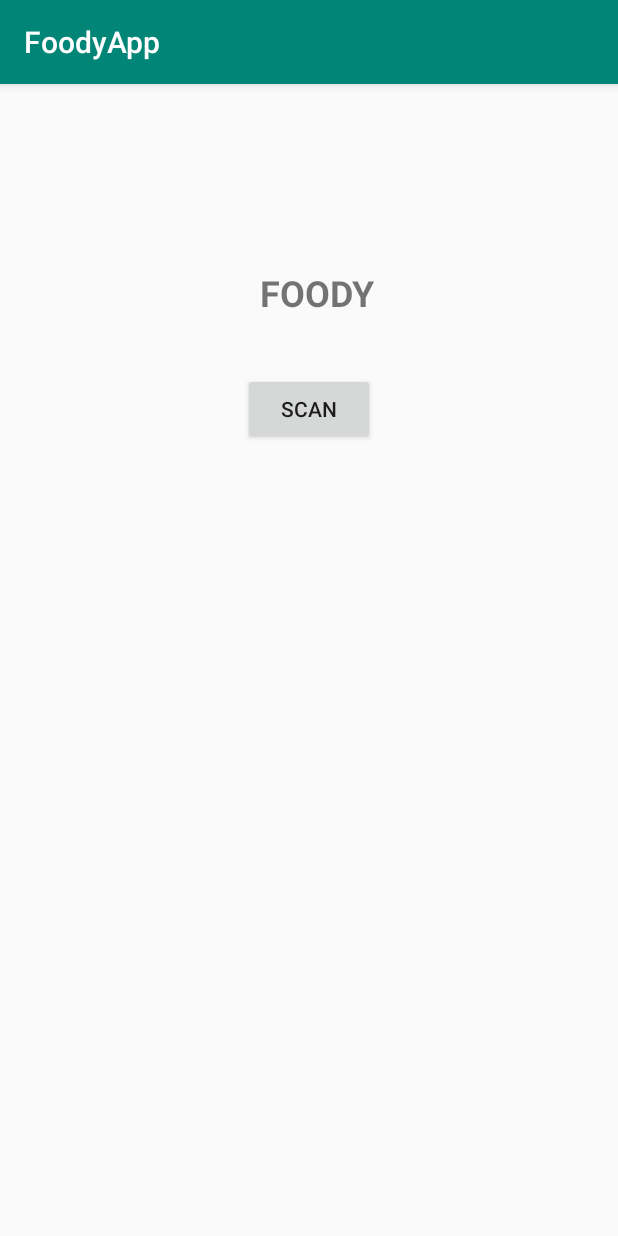
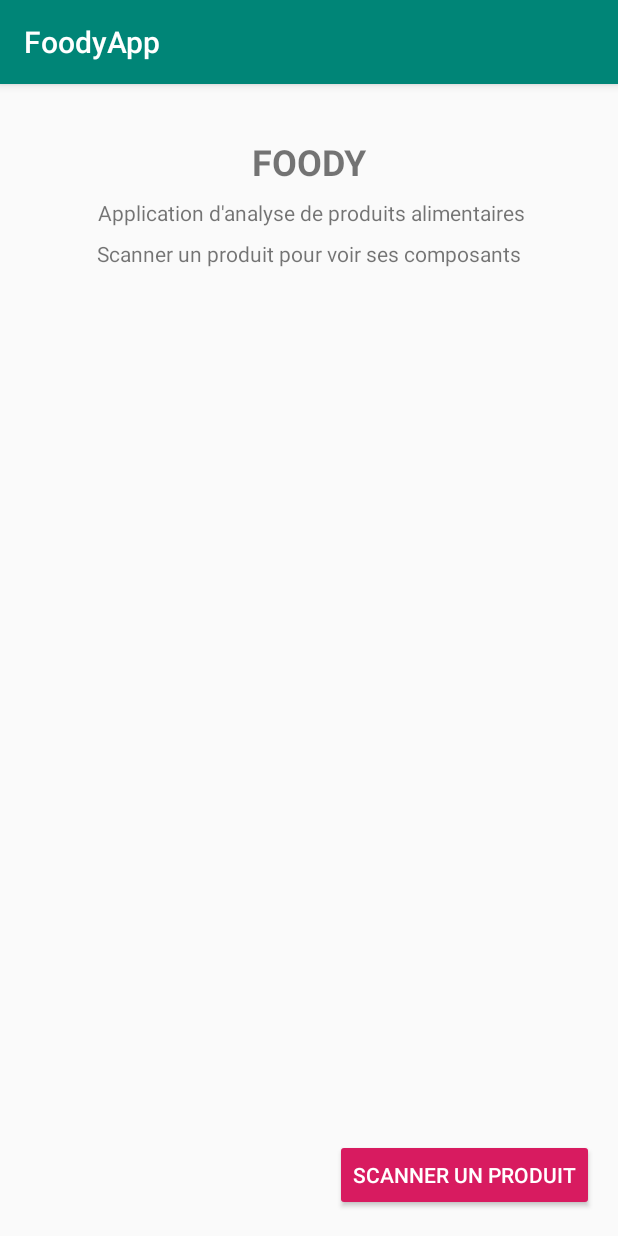
Before and after one commit to fahimbellili/ELIM_18-19_Foody, an Android app: the screen it shows after launch (MainActivity), on a phone screen of 412 x 824 dp. Run offline under Robolectric (Android 15) with nearby library versions, the phone set to English and light mode, and no system bars; libraries missing offline, so code that uses them is left out: com.google.zxing.integration.

Commit message:
Editing the main page

```diff
--- a/FoodyApp/app/build.gradle
+++ b/FoodyApp/app/build.gradle
@@ -29,4 +29,5 @@ dependencies {
     //Library for Code Scanner
     api 'com.google.zxing:core:3.3.2'
     api 'com.journeyapps:zxing-android-embedded:3.2.0@aar'
+    implementation 'com.android.support:design:27.1.1'
 }
--- a/FoodyApp/app/src/main/res/layout/activity_main.xml
+++ b/FoodyApp/app/src/main/res/layout/activity_main.xml
@@ -14,26 +14,27 @@
         android:textSize="24sp"
         android:textStyle="bold"
         app:layout_constraintBottom_toBottomOf="parent"
-        app:layout_constraintHorizontal_bias="0.517"
         app:layout_constraintLeft_toLeftOf="parent"
         app:layout_constraintRight_toRightOf="parent"
         app:layout_constraintTop_toTopOf="parent"
-        app:layout_constraintVertical_bias="0.167" />
+        app:layout_constraintVertical_bias="0.048" />
 
     <Button
         android:id="@+id/scan"
+        style="@style/Widget.AppCompat.Button.Colored"
         android:layout_width="wrap_content"
         android:layout_height="wrap_content"
         android:layout_marginStart="8dp"
         android:layout_marginTop="8dp"
         android:layout_marginEnd="8dp"
         android:layout_marginBottom="8dp"
-        android:text="SCAN"
+        android:text="Scanner un produit"
         app:layout_constraintBottom_toBottomOf="parent"
         app:layout_constraintEnd_toEndOf="parent"
+        app:layout_constraintHorizontal_bias="0.964"
         app:layout_constraintStart_toStartOf="parent"
         app:layout_constraintTop_toBottomOf="@+id/textView"
-        app:layout_constraintVertical_bias="0.053" />
+        app:layout_constraintVertical_bias="0.986" />
 
     <TextView
         android:id="@+id/scan_result"
@@ -45,4 +46,34 @@
         app:layout_constraintTop_toBottomOf="@+id/scan"
         tools:layout_editor_absoluteX="0dp" />
 
+    <TextView
+        android:id="@+id/textView2"
+        android:layout_width="wrap_content"
+        android:layout_height="wrap_content"
+        android:layout_marginStart="8dp"
+        android:layout_marginTop="8dp"
+        android:layout_marginEnd="8dp"
+        android:layout_marginBottom="408dp"
+        android:text=" Application d'analyse de produits alimentaires"
+        app:layout_constraintBottom_toTopOf="@+id/scan_result"
+        app:layout_constraintEnd_toEndOf="parent"
+        app:layout_constraintStart_toStartOf="parent"
+        app:layout_constraintTop_toBottomOf="@+id/textView"
+        app:layout_constraintVertical_bias="0.0" />
+
+    <TextView
+        android:id="@+id/textView3"
+        android:layout_width="wrap_content"
+        android:layout_height="wrap_content"
+        android:layout_marginStart="8dp"
+        android:layout_marginTop="8dp"
+        android:layout_marginEnd="8dp"
+        android:layout_marginBottom="8dp"
+        android:text="Scanner un produit pour voir ses composants"
+        app:layout_constraintBottom_toTopOf="@+id/scan_result"
+        app:layout_constraintEnd_toEndOf="parent"
+        app:layout_constraintStart_toStartOf="parent"
+        app:layout_constraintTop_toBottomOf="@+id/textView2"
+        app:layout_constraintVertical_bias="0.0" />
+
 </android.support.constraint.ConstraintLayout>
--- /dev/null
+++ b/FoodyApp/app/src/main/res/layout/activity_products_info.xml
@@ -0,0 +1,6 @@
+<?xml version="1.0" encoding="utf-8"?>
+<android.support.constraint.ConstraintLayout
+    xmlns:android="http://schemas.android.com/apk/res/android" android:layout_width="match_parent"
+    android:layout_height="match_parent">
+
+</android.support.constraint.ConstraintLayout>
--- a/FoodyApp/build.gradle
+++ b/FoodyApp/build.gradle
@@ -7,7 +7,7 @@ buildscript {
         jcenter()
     }
     dependencies {
-        classpath 'com.android.tools.build:gradle:3.2.1'
+        classpath 'com.android.tools.build:gradle:3.3.0'
 
 
         // NOTE: Do not place your application dependencies here; they belong
```
Also changed, not shown: FoodyApp/gradle/wrapper/gradle-wrapper.properties.
